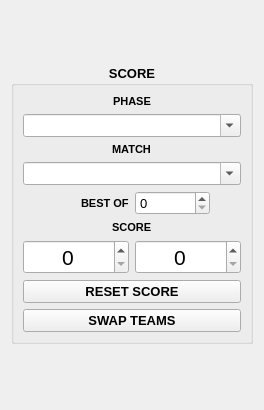
This is src/layout/TSHScoreboardScore.ui in yuya-tagu/Autona as Qt 5 draws it before an edit. The edited form follows.
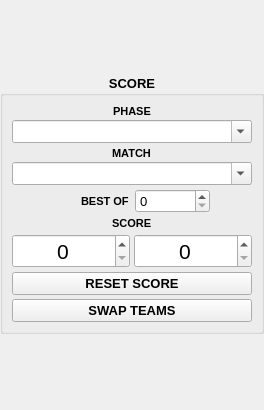
This is the edited form.

What changed in the file:
```diff
--- a/src/layout/TSHScoreboardScore.ui
+++ b/src/layout/TSHScoreboardScore.ui
@@ -23,6 +23,18 @@
    <locale language="English" country="UnitedStates"/>
   </property>
   <layout class="QVBoxLayout" name="verticalLayout">
+   <property name="leftMargin">
+    <number>0</number>
+   </property>
+   <property name="topMargin">
+    <number>0</number>
+   </property>
+   <property name="rightMargin">
+    <number>0</number>
+   </property>
+   <property name="bottomMargin">
+    <number>0</number>
+   </property>
    <item>
     <widget class="QGroupBox" name="scoreGroupBox">
      <property name="sizePolicy">
@@ -44,8 +56,14 @@
       <set>Qt::AlignHCenter|Qt::AlignTop</set>
      </property>
      <layout class="QVBoxLayout" name="verticalLayout_2">
+      <property name="spacing">
+       <number>4</number>
+      </property>
       <item>
        <layout class="QVBoxLayout" name="verticalLayout_3">
+        <property name="spacing">
+         <number>2</number>
+        </property>
         <item alignment="Qt::AlignHCenter">
          <widget class="QLabel" name="label">
           <property name="font">
@@ -85,6 +103,9 @@
       </item>
       <item>
        <layout class="QVBoxLayout" name="verticalLayout_4">
+        <property name="spacing">
+         <number>2</number>
+        </property>
         <item alignment="Qt::AlignHCenter">
          <widget class="QLabel" name="label_2">
           <property name="font">
```
